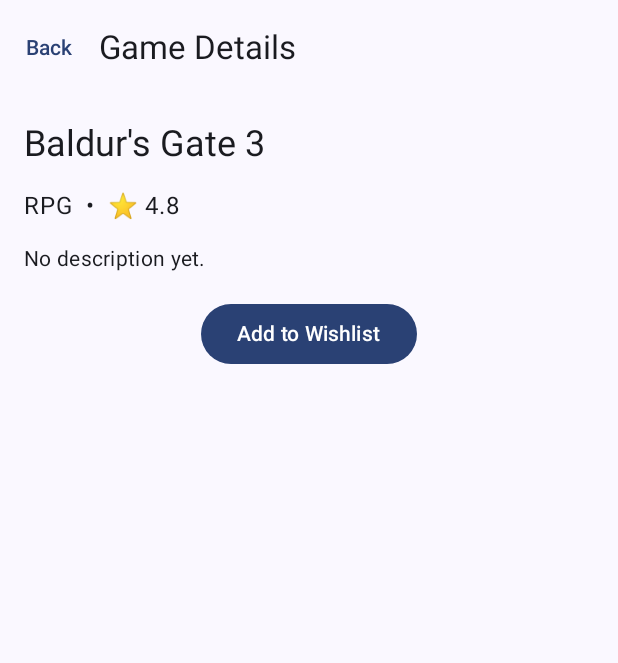
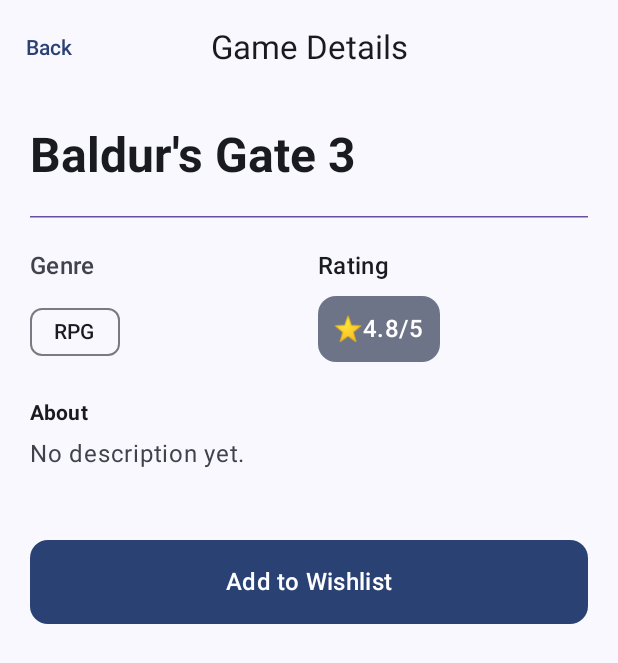
Before and after one commit to jmgonzalez06/GameVault, an Android app built with Jetpack Compose: the screen it shows after launch (MainActivity), after a tap on "Baldur's Gate 3", on a phone screen of 412 x 824 dp. Shown: the top 663 px of the screen. Run offline under Robolectric (Android 15) with nearby library versions, the light colour scheme and no system bars.

Commit message:
Changed the spacing and padding for elements of the details; most important is the addition of genre + rating chips; typography slight changes in font-weight and size

```diff
--- a/app/src/main/java/com/example/gamevault/ui/screens/DetailsScreen.kt
+++ b/app/src/main/java/com/example/gamevault/ui/screens/DetailsScreen.kt
@@ -1,13 +1,16 @@
 package com.example.gamevault.ui.screens
 
 import androidx.compose.foundation.layout.*
+import androidx.compose.foundation.shape.RoundedCornerShape
 import androidx.compose.material3.*
 import androidx.compose.runtime.Composable
+import androidx.compose.ui.Alignment
 import androidx.compose.ui.Modifier
+import androidx.compose.ui.text.font.FontWeight
 import androidx.compose.ui.unit.dp
-import androidx.compose.ui.unit.dp
-import androidx.compose.ui.Alignment
 import com.example.gamevault.data.GameList
+import com.example.gamevault.ui.theme.Purple40
+
 
 @OptIn(ExperimentalMaterial3Api::class)
 @Composable
@@ -21,7 +24,7 @@
 
     Scaffold(
         topBar = {
-            TopAppBar(
+            CenterAlignedTopAppBar(
                 title = { Text("Game Details") },
                 navigationIcon = {
                     TextButton(onClick = onBack) { Text("Back") }
@@ -31,40 +34,118 @@
     ) { padding ->
         if (game == null) {
             Box(
-                Modifier.fillMaxSize().padding(padding),
+                Modifier
+                    .fillMaxSize()
+                    .padding(padding),
                 contentAlignment = Alignment.Center
             ) {
                 Text("Game not found")
             }
         } else {
             Column(
-                Modifier
+                modifier = Modifier
                     .fillMaxSize()
                     .padding(padding)
-                    .padding(16.dp),
-                verticalArrangement = Arrangement.spacedBy(16.dp)
+                    .padding(20.dp),
+                verticalArrangement = Arrangement.spacedBy(20.dp)
             ) {
+                // Title Section
                 Text(
                     text = game.title,
-                    style = MaterialTheme.typography.headlineSmall
+                    style = MaterialTheme.typography.headlineLarge,
+                    fontWeight = FontWeight.Bold
                 )
 
-                Text(
-                    text = "${game.genre}  •  ⭐ ${game.rating}",
-                    style = MaterialTheme.typography.bodyLarge
+                // Horizontal Divider
+                HorizontalDivider(
+                    thickness = 1.dp,
+                    color = Purple40
                 )
 
-                Text(
-                    text = game.description,
-                    style = MaterialTheme.typography.bodyMedium
-                )
+                // text = "${game.genre}  •  ⭐ ${game.rating}",
+                // Genre + Rating
+                Row(
+                    modifier = Modifier.fillMaxWidth(),
+                    horizontalArrangement = Arrangement.spacedBy(12.dp),
+                    verticalAlignment = Alignment.Top
+                ) {
+                    // Genre Chip
+                    Column(
+                        modifier = Modifier.weight(1f),
+                        verticalArrangement = Arrangement.spacedBy(8.dp)
+                    ) {
+                        Text(
+                            text = "Genre",
+                            style = MaterialTheme.typography.titleMedium,
+                            color = MaterialTheme.colorScheme.onSurfaceVariant
+                        )
+                        AssistChip(
+                            onClick = { },
+                            { Text(game.genre) }
+                        )
+                    }
+
+                    Column(
+                        modifier = Modifier.weight(1f),
+                        verticalArrangement = Arrangement.spacedBy(8.dp)
+                    ) {
+                        Text(
+                            text = "Rating",
+                            style = MaterialTheme.typography.titleMedium,
+                            fontWeight = FontWeight.SemiBold
+                        )
+                        Surface(
+                            shape = RoundedCornerShape(12.dp),
+                            color = MaterialTheme.colorScheme.secondaryContainer
+                        ) {
+                            Row(
+                                modifier = Modifier.padding(10.dp),
+                                horizontalArrangement = Arrangement.spacedBy(8.dp),
+                                verticalAlignment = Alignment.CenterVertically
+                            ) {
+                                Text(
+                                    text = "⭐${game.rating}/5",
+                                    style = MaterialTheme.typography.titleMedium,
+                                    fontWeight = FontWeight.SemiBold
+                                )
+                            }
+                        }
+                    }
+                }
+
+                // Description
+                Column(
+                    verticalArrangement = Arrangement.spacedBy(8.dp)
+                ) {
+                    Text(
+                        text = "About",
+                        style = MaterialTheme.typography.titleSmall,
+                        fontWeight = FontWeight.Bold
+                    )
+                    Text(
+                        text = game.description,
+                        style = MaterialTheme.typography.bodyLarge,
+                        lineHeight = MaterialTheme.typography.bodyLarge.lineHeight * 1.5f,
+                        color = MaterialTheme.colorScheme.onSurfaceVariant
+                    )
+                }
+
+                Spacer(modifier = Modifier.height(8.dp))
 
                 val saved = isInWishlist(game.id)
+                // Wishlist Button
                 Button(
                     onClick = { onToggleWishlist(game.id) },
-                    modifier = Modifier.align(Alignment.CenterHorizontally)
+                    modifier = Modifier
+                        .fillMaxWidth()
+                        .height(56.dp),
+                    shape = RoundedCornerShape(12.dp)
                 ) {
-                    Text(if (saved) "Remove from Wishlist" else "Add to Wishlist")
+                    Text(
+                        text = if (saved) "Remove from Wishlist" else "Add to Wishlist",
+                        style = MaterialTheme.typography.titleMedium,
+                        fontWeight = FontWeight.SemiBold
+                    )
                 }
             }
         }
```
